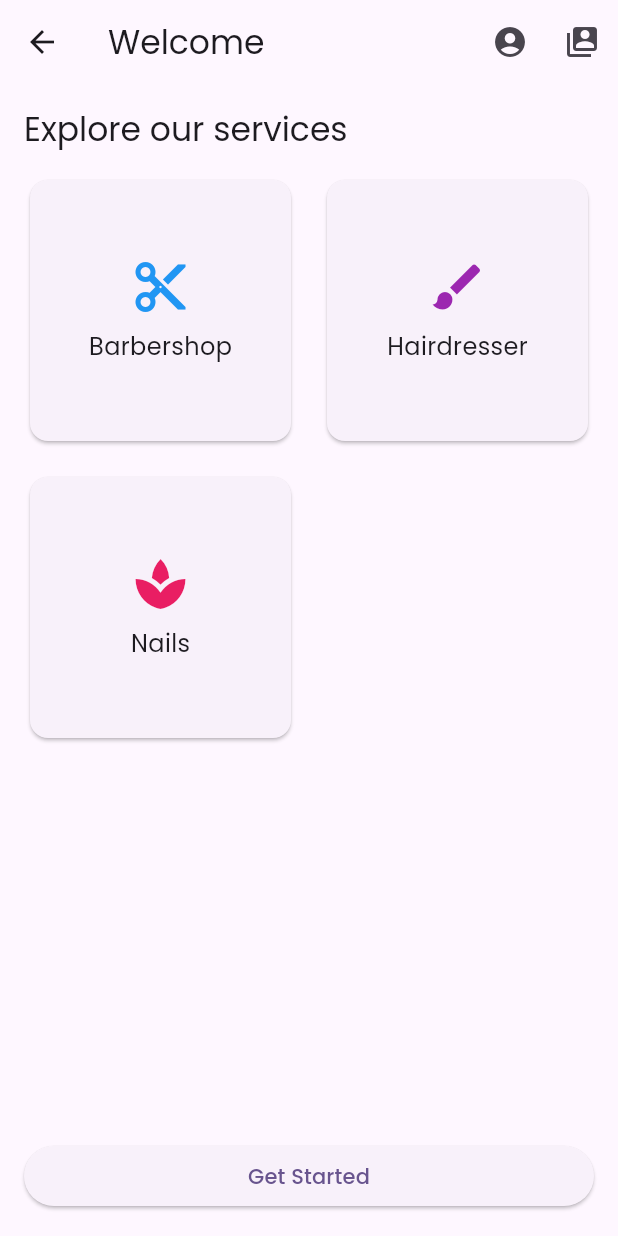
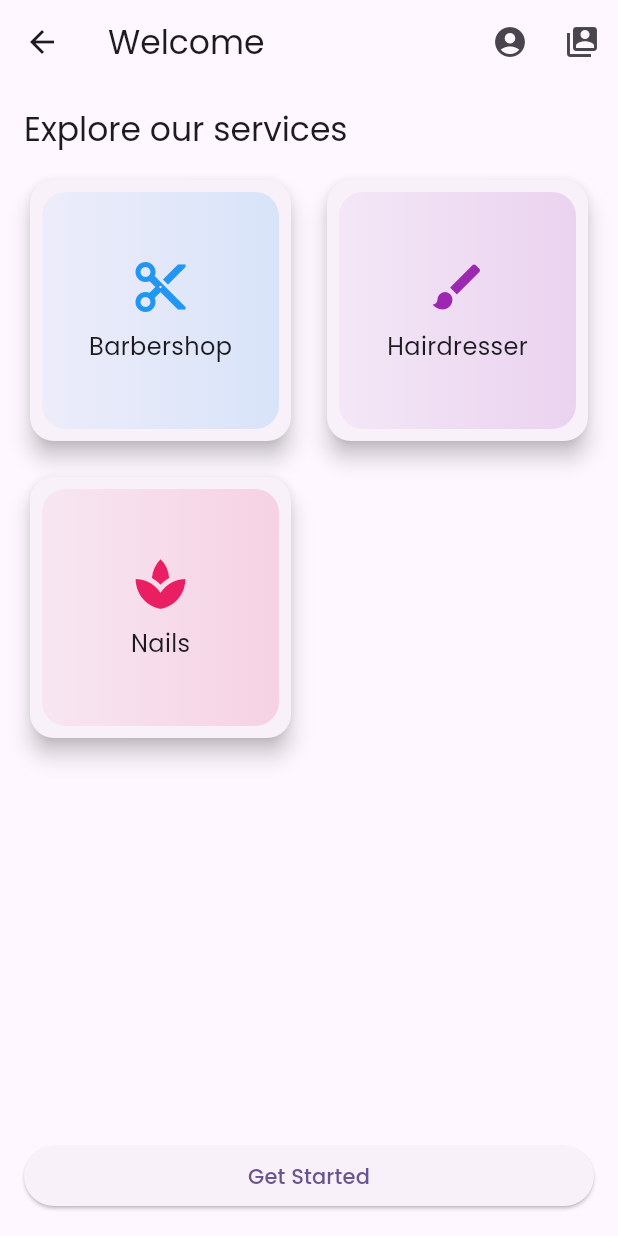
Before and after one commit to tepokato/vogue_vault, a Flutter app: the WelcomePage screen opened directly, on a phone screen of 412 x 824 dp. Run offline on Flutter 3.47's test engine with Material 3 defaults, Android fonts, the phone set to English and light mode, and no system bars; our stand-ins replace hive_flutter, image_picker; accounts and stored records are empty.

Commit message:
feat: restyle service cards

```diff
--- a/lib/screens/welcome_page.dart
+++ b/lib/screens/welcome_page.dart
@@ -62,7 +62,18 @@ class WelcomePage extends StatelessWidget {
                 crossAxisSpacing: 16,
                 mainAxisSpacing: 16,
                 children: ServiceType.values
-                    .map((type) => _ServiceCard(type: type))
+                    .map(
+                      (type) => Card(
+                        elevation: 6,
+                        shape: RoundedRectangleBorder(
+                          borderRadius: BorderRadius.circular(16),
+                        ),
+                        child: Padding(
+                          padding: const EdgeInsets.all(8.0),
+                          child: _ServiceCard(type: type),
+                        ),
+                      ),
+                    )
                     .toList(),
               ),
             ),
@@ -94,8 +105,17 @@ class _ServiceCard extends StatelessWidget {
 
   @override
   Widget build(BuildContext context) {
-    return Card(
-      child: InkWell(
+    final Color color = serviceTypeColor(type);
+    final Widget visual = Icon(
+      serviceTypeIcon(type),
+      size: 40,
+      color: color,
+    );
+
+    return InkWell(
+      borderRadius: BorderRadius.circular(16),
+      splashColor: color.withOpacity(0.2),
+      hoverColor: color.withOpacity(0.1),
       onTap: () {
         Navigator.push(
           context,
@@ -104,21 +124,27 @@ class _ServiceCard extends StatelessWidget {
           ),
         );
       },
-        child: Center(
+      child: Container(
+        decoration: BoxDecoration(
+          gradient: LinearGradient(
+            colors: [
+              color.withOpacity(0.05),
+              color.withOpacity(0.15),
+            ],
+          ),
+          borderRadius: BorderRadius.circular(16),
+        ),
+        padding: const EdgeInsets.all(16),
+        alignment: Alignment.center,
         child: Column(
           mainAxisSize: MainAxisSize.min,
           children: [
-              Icon(
-                serviceTypeIcon(type),
-                size: 40,
-                color: serviceTypeColor(type),
-              ),
+            visual,
             const SizedBox(height: 8),
             Text(serviceTypeLabel(type)),
           ],
         ),
       ),
-      ),
     );
   }
 }
```
Lines whose indentation alone changed are shown as unchanged.
